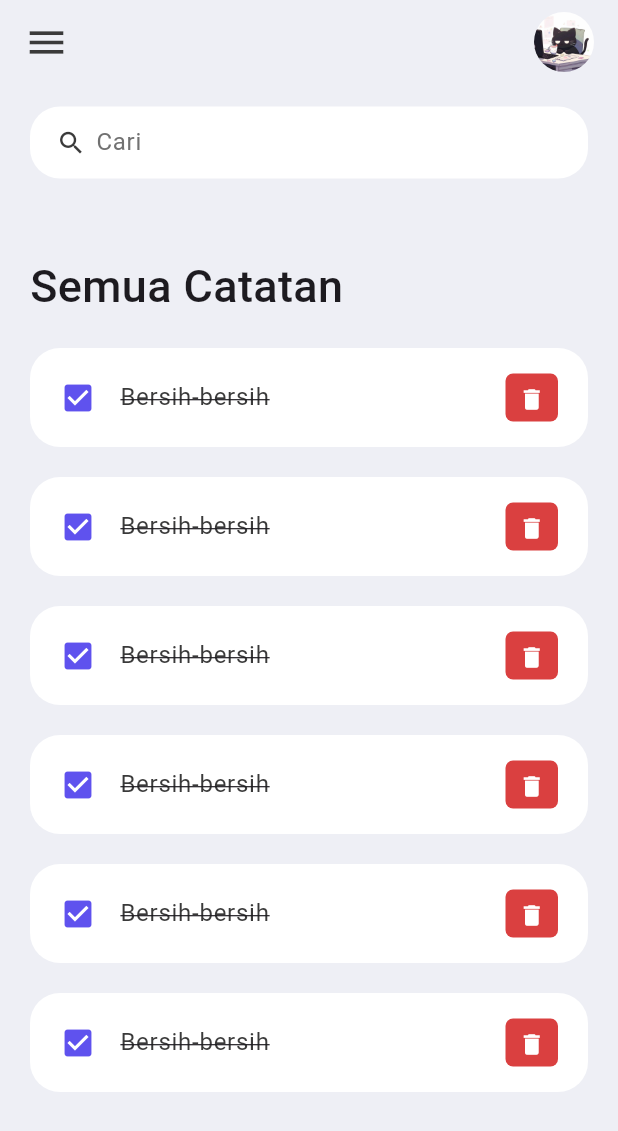
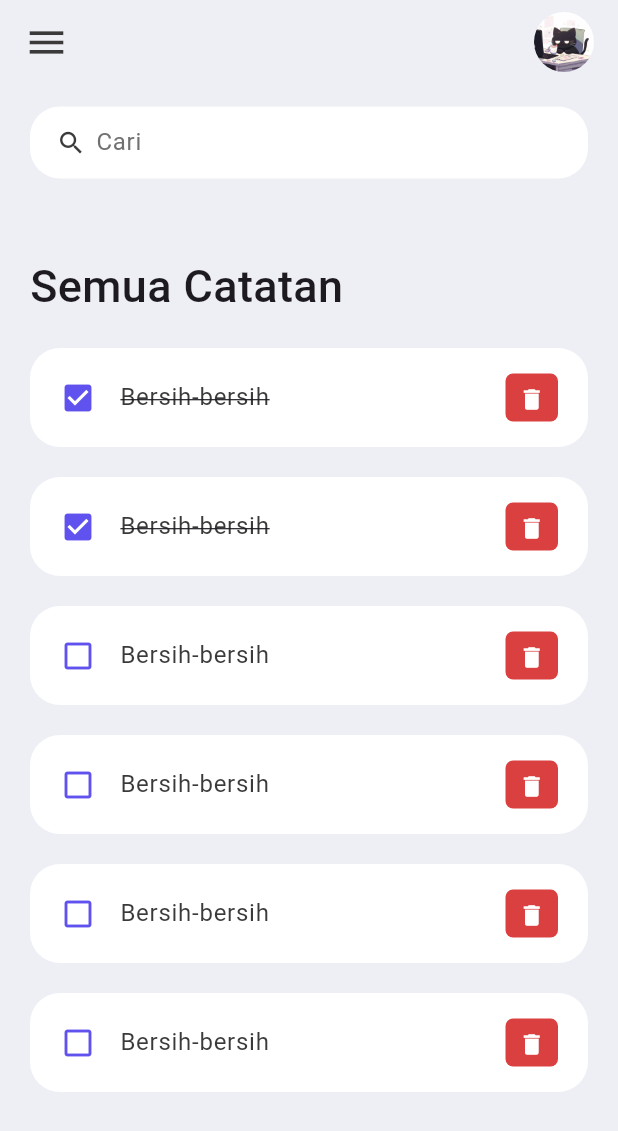
Before and after one commit to HengkerKucing/ToDo_Mobile, a Flutter app: the screen it shows after launch, on a phone screen of 412 x 824 dp. Shown: the top 1131 px of the screen. Run offline on Flutter 3.47's test engine with Material 3 defaults, Android fonts, the phone set to English and light mode, and no system bars.

Commit message:
todo items using ListTile done

```diff
--- a/lib/widgets/todo_item.dart
+++ b/lib/widgets/todo_item.dart
@@ -21,13 +21,15 @@ class ToDoItem extends StatelessWidget {
         ),
         contentPadding: EdgeInsets.symmetric(horizontal: 20, vertical: 5),
         tileColor: Colors.white,
-        leading: Icon(Icons.check_box, color: tdBlue,),
+        leading: Icon(
+          todo.isDone ? Icons.check_box : Icons.check_box_outline_blank,
+          color: tdBlue,),
         title: Text(
           todo.todoText!,
           style: TextStyle(
           fontSize: 16,
           color: tdBlack,
-          decoration: TextDecoration.lineThrough,
+          decoration: todo.isDone? TextDecoration.lineThrough : null,
           ),
       ),
       trailing: Container(
```
